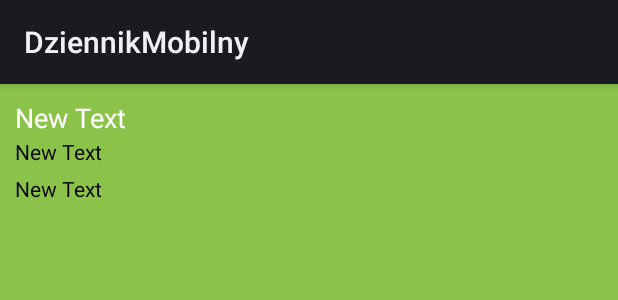
After one commit to patryk931213/DziennikMobilny, an Android app: the layout activity_custom_adapter.xml on its own in the app's theme, with its tools: preview values and no code run, on a phone screen of 412 x 824 dp. The commit adds this screen. Shown: the top 300 px of the screen. Run offline under Robolectric (Android 15) with nearby library versions, the light colour scheme and no system bars.

Commit message:
Good looking app

```diff
--- a/app/build.gradle
+++ b/app/build.gradle
@@ -2,7 +2,7 @@ apply plugin: 'com.android.application'
 
 android {
     compileSdkVersion 23
-    buildToolsVersion "21.0.2"
+    buildToolsVersion "23.0.2"
 
     defaultConfig {
         applicationId "com.dziennik"
@@ -20,8 +20,9 @@ android {
 }
 
 dependencies {
-    compile fileTree(dir: 'libs', include: ['*.jar'])
+    compile fileTree(include: ['*.jar'], dir: 'libs')
     testCompile 'junit:junit:4.12'
     compile 'com.android.support:appcompat-v7:23.2.0'
     compile 'com.android.support:design:23.2.0'
+    compile files('libs/org.apache.http.legacy.jar')
 }
--- a/app/src/main/java/com/dziennik/MyApp.java
+++ b/app/src/main/java/com/dziennik/MyApp.java
@@ -13,22 +13,18 @@ import android.view.View;
 import android.view.View.OnClickListener;
 import android.widget.Button;
 import android.widget.EditText;
-import android.widget.TextView;
 import android.content.Intent;
-import com.dziennik.Accelerometer;
 
 public class MyApp extends Activity implements OnClickListener
 {
     EditText editRollno,editName,editMarks;
     Button btnAdd,btnDelete,btnModify,btnViewAll, btnAverage, btnAccelerometer, btnJson;
-    /*TextView tv;*/
     SQLiteDatabase db;
     /** Called when the activity is first created. */
     @Override
     public void onCreate(Bundle savedInstanceState) {
         super.onCreate(savedInstanceState);
         setContentView(layout.activity_my_app);
-        /*tv=(TextView)findViewById(R.id.textView1);*/
         editRollno=(EditText)findViewById(R.id.editRollno);
         editName=(EditText)findViewById(R.id.editName);
         editMarks=(EditText)findViewById(R.id.editMarks);
@@ -132,8 +128,6 @@ public class MyApp extends Activity implements OnClickListener
             }
             Cursor c=db.rawQuery("SELECT CAST(AVG(marks) as float(10,1)) FROM student WHERE name='"+editName.getText()+"'", null);
             c.moveToFirst();
-    		/*tv.setText(c.getString(0));
-    		showMessage("Srednia", c.getString(0));*/
             StringBuffer buffer=new StringBuffer();
             buffer.append("Przedmiot: "+editName.getText()+"\n");
             buffer.append("Srednia: "+c.getString(0)+"\n");
--- a/app/src/main/res/layout/activity_accelerometer.xml
+++ b/app/src/main/res/layout/activity_accelerometer.xml
@@ -3,7 +3,7 @@
     android:orientation="vertical"
     android:layout_width="fill_parent"
     android:layout_height="fill_parent"
-    android:background="@color/user_icon_8">
+    android:background="@color/user_icon_6">
     <LinearLayout
         android:layout_height="wrap_content"
         android:layout_width="fill_parent"
--- /dev/null
+++ b/app/src/main/res/layout/activity_custom_adapter.xml
@@ -0,0 +1,38 @@
+<?xml version="1.0" encoding="utf-8"?>
+<RelativeLayout xmlns:android="http://schemas.android.com/apk/res/android"
+    android:layout_width="match_parent" android:layout_height="match_parent"
+    android:background="@color/user_icon_6">
+
+    <TextView
+        android:layout_width="wrap_content"
+        android:layout_height="wrap_content"
+        android:text="New Text"
+        android:layout_marginLeft="10dp"
+        android:layout_marginRight="10dp"
+        android:layout_marginTop="10dp"
+        android:textSize="18dp"
+        android:textColor="#fff"
+        android:id="@+id/textView" />
+
+    <TextView
+        android:layout_width="wrap_content"
+        android:layout_height="wrap_content"
+        android:text="New Text"
+        android:id="@+id/textView2"
+        android:textColor="#000"
+        android:layout_below="@+id/textView"
+        android:layout_alignLeft="@+id/textView"
+        android:layout_alignStart="@+id/textView"
+        android:layout_marginTop="25dp" />
+
+    <TextView
+        android:layout_width="wrap_content"
+        android:layout_height="wrap_content"
+        android:text="New Text"
+        android:id="@+id/textView3"
+        android:textColor="#000"
+        android:layout_marginRight="10dp"
+        android:layout_alignLeft="@+id/textView"
+        android:layout_alignStart="@+id/textView"
+        android:layout_marginTop="35dp"/>
+</RelativeLayout>
--- /dev/null
+++ b/app/src/main/res/menu/menu_main.xml
@@ -0,0 +1,6 @@
+<menu xmlns:android="http://schemas.android.com/apk/res/android"
+    xmlns:app="http://schemas.android.com/apk/res-auto"
+    xmlns:tools="http://schemas.android.com/tools" tools:context=".JsonList">
+    <item android:id="@+id/action_settings" android:title="@string/action_settings"
+        android:orderInCategory="100" app:showAsAction="never" />
+</menu>
--- a/build.gradle
+++ b/build.gradle
@@ -5,8 +5,7 @@ buildscript {
         jcenter()
     }
     dependencies {
-        classpath 'com.android.tools.build:gradle:1.5.0'
-
+        classpath 'com.android.tools.build:gradle:1.3.0'
         // NOTE: Do not place your application dependencies here; they belong
         // in the individual module build.gradle files
     }
```
Also changed, not shown: app/src/main/AndroidManifest.xml (+16 -18 lines), app/src/main/java/com/dziennik/Accelerometer.java (+3 -13 lines), app/src/main/java/com/dziennik/CustomAdapter.java (added, +64 -0 lines), app/src/main/java/com/dziennik/ItemObject.java (added, +32 -0 lines), app/src/main/java/com/dziennik/JsonList.java (+140 -2 lines), app/src/main/java/com/dziennik/MainActivity.java (+0 -8 lines), app/src/main/res/layout/activity_json_list.xml (+11 -2 lines), app/src/main/res/layout/activity_main.xml (+7 -7 lines), app/src/main/res/layout/activity_my_app.xml (+14 -14 lines), app/libs/org.apache.http.legacy.jar (added), app/src/main/res/drawable/books.png (added).
